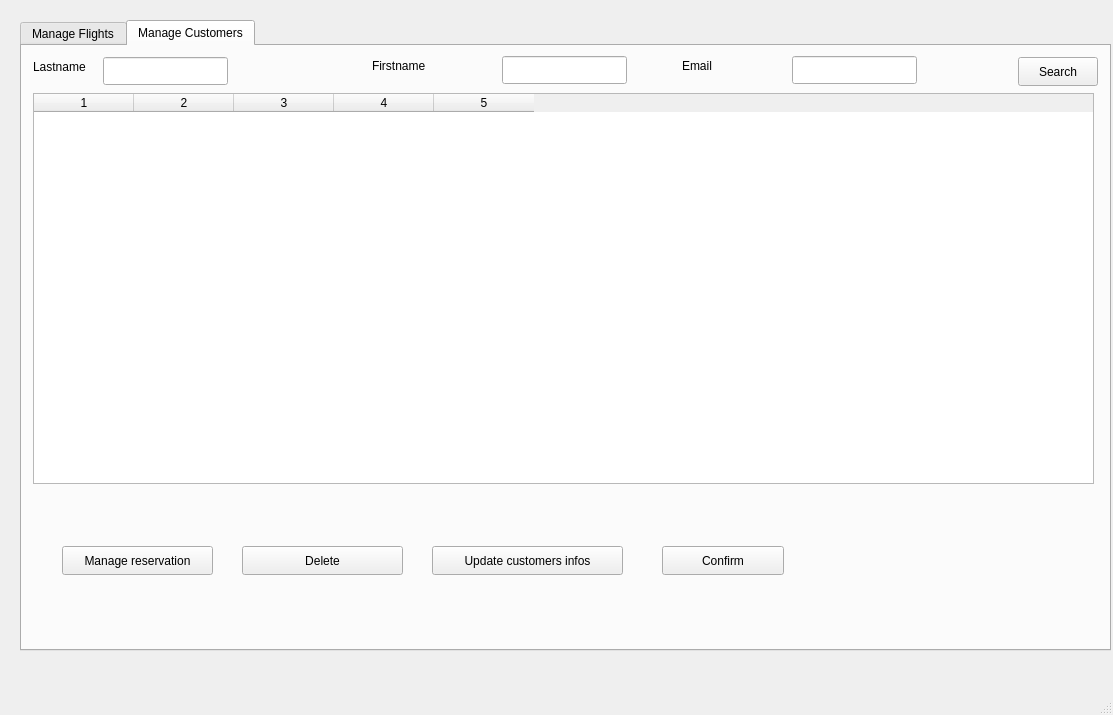
Old version of the form mainwindow.ui in the repository Amal-Igor/BookIT.
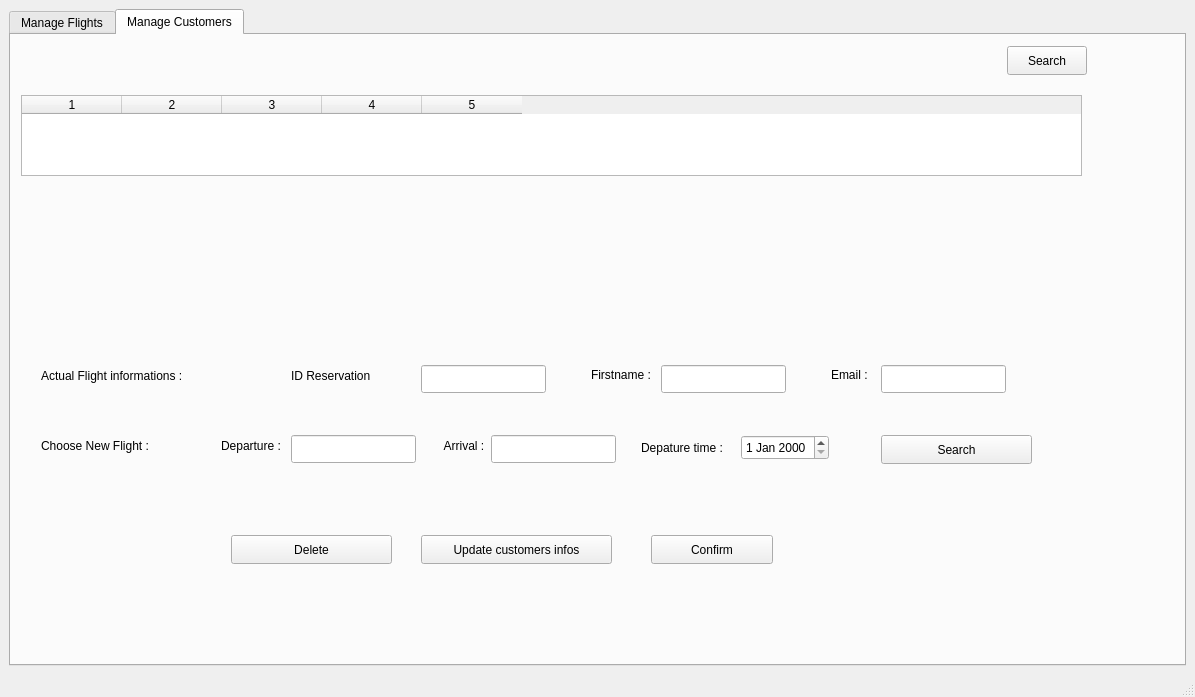
New version of the form.

The edit to the form file:
```diff
--- a/mainwindow.ui
+++ b/mainwindow.ui
@@ -6,8 +6,8 @@
    <rect>
     <x>0</x>
     <y>0</y>
-    <width>1113</width>
-    <height>715</height>
+    <width>1195</width>
+    <height>697</height>
    </rect>
   </property>
   <property name="windowTitle">
@@ -23,15 +23,9 @@
    <property name="layoutDirection">
     <enum>Qt::LeftToRight</enum>
    </property>
+   <layout class="QGridLayout" name="gridLayout_3">
+    <item row="0" column="0">
    <widget class="QTabWidget" name="tabWidget">
-    <property name="geometry">
-     <rect>
-      <x>20</x>
-      <y>20</y>
-      <width>1091</width>
-      <height>631</height>
-     </rect>
-    </property>
     <property name="sizePolicy">
      <sizepolicy hsizetype="Expanding" vsizetype="Expanding">
       <horstretch>0</horstretch>
@@ -156,14 +150,14 @@
      <widget class="QLabel" name="lbLastName">
       <property name="geometry">
        <rect>
-        <x>11</x>
-        <y>11</y>
-        <width>63</width>
-        <height>20</height>
+          <x>280</x>
+          <y>330</y>
+          <width>81</width>
+          <height>21</height>
        </rect>
       </property>
       <property name="text">
-       <string>Lastname</string>
+         <string>ID Reservation :</string>
       </property>
      </widget>
      <widget class="QPushButton" name="pbSearchCustomers">
@@ -182,8 +176,8 @@
      <widget class="QLineEdit" name="leLastName">
       <property name="geometry">
        <rect>
-        <x>81</x>
-        <y>11</y>
+          <x>410</x>
+          <y>330</y>
         <width>125</width>
         <height>28</height>
        </rect>
@@ -192,8 +186,8 @@
      <widget class="QLineEdit" name="leFirstname">
       <property name="geometry">
        <rect>
-        <x>480</x>
-        <y>10</y>
+          <x>650</x>
+          <y>330</y>
         <width>125</width>
         <height>28</height>
        </rect>
@@ -202,23 +196,23 @@
      <widget class="QLabel" name="lbFirstname">
       <property name="geometry">
        <rect>
-        <x>350</x>
-        <y>10</y>
+          <x>580</x>
+          <y>330</y>
         <width>64</width>
         <height>20</height>
        </rect>
       </property>
       <property name="text">
-       <string>Firstname</string>
+         <string>Firstname :</string>
       </property>
      </widget>
      <widget class="QTableWidget" name="tbDisplayCustomers">
       <property name="geometry">
        <rect>
-        <x>11</x>
-        <y>47</y>
+          <x>10</x>
+          <y>60</y>
         <width>1061</width>
-        <height>391</height>
+          <height>81</height>
        </rect>
       </property>
       <property name="sizePolicy">
@@ -242,8 +236,8 @@
      <widget class="QLineEdit" name="leEmail">
       <property name="geometry">
        <rect>
-        <x>770</x>
-        <y>10</y>
+          <x>870</x>
+          <y>330</y>
         <width>125</width>
         <height>28</height>
        </rect>
@@ -252,14 +246,14 @@
      <widget class="QLabel" name="lbEmail_2">
       <property name="geometry">
        <rect>
-        <x>660</x>
-        <y>10</y>
+          <x>820</x>
+          <y>330</y>
         <width>37</width>
         <height>20</height>
        </rect>
       </property>
       <property name="text">
-       <string>Email</string>
+         <string>Email :</string>
       </property>
      </widget>
      <widget class="QPushButton" name="pbInfos_2">
@@ -275,19 +269,6 @@
        <string>Update customers infos</string>
       </property>
      </widget>
-     <widget class="QPushButton" name="pbAddFlight_2">
-      <property name="geometry">
-       <rect>
-        <x>40</x>
-        <y>500</y>
-        <width>151</width>
-        <height>29</height>
-       </rect>
-      </property>
-      <property name="text">
-       <string>Manage reservation</string>
-      </property>
-     </widget>
      <widget class="QPushButton" name="pbAddFlight_3">
       <property name="geometry">
        <rect>
@@ -301,8 +282,118 @@
        <string>Delete</string>
       </property>
      </widget>
-    </widget>
-   </widget>
+       <widget class="QPushButton" name="pbMakeReservation">
+        <property name="geometry">
+         <rect>
+          <x>870</x>
+          <y>400</y>
+          <width>151</width>
+          <height>29</height>
+         </rect>
+        </property>
+        <property name="text">
+         <string>Search</string>
+        </property>
+       </widget>
+       <widget class="QLabel" name="label">
+        <property name="geometry">
+         <rect>
+          <x>30</x>
+          <y>320</y>
+          <width>141</width>
+          <height>41</height>
+         </rect>
+        </property>
+        <property name="text">
+         <string>Actual Flight informations : </string>
+        </property>
+       </widget>
+       <widget class="QLineEdit" name="leLastName_2">
+        <property name="geometry">
+         <rect>
+          <x>280</x>
+          <y>400</y>
+          <width>125</width>
+          <height>28</height>
+         </rect>
+        </property>
+       </widget>
+       <widget class="QLabel" name="lbLastName_3">
+        <property name="geometry">
+         <rect>
+          <x>210</x>
+          <y>400</y>
+          <width>81</width>
+          <height>21</height>
+         </rect>
+        </property>
+        <property name="text">
+         <string>Departure : </string>
+        </property>
+       </widget>
+       <widget class="QLabel" name="lbLastName_4">
+        <property name="geometry">
+         <rect>
+          <x>430</x>
+          <y>400</y>
+          <width>81</width>
+          <height>21</height>
+         </rect>
+        </property>
+        <property name="text">
+         <string> Arrival :</string>
+        </property>
+       </widget>
+       <widget class="QLineEdit" name="leLastName_3">
+        <property name="geometry">
+         <rect>
+          <x>480</x>
+          <y>400</y>
+          <width>125</width>
+          <height>28</height>
+         </rect>
+        </property>
+       </widget>
+       <widget class="QDateEdit" name="deDeparture_3">
+        <property name="geometry">
+         <rect>
+          <x>730</x>
+          <y>400</y>
+          <width>88</width>
+          <height>25</height>
+         </rect>
+        </property>
+       </widget>
+       <widget class="QLabel" name="lbDepartureTime_3">
+        <property name="geometry">
+         <rect>
+          <x>630</x>
+          <y>400</y>
+          <width>91</width>
+          <height>25</height>
+         </rect>
+        </property>
+        <property name="text">
+         <string>Depature time :</string>
+        </property>
+       </widget>
+       <widget class="QLabel" name="label_2">
+        <property name="geometry">
+         <rect>
+          <x>30</x>
+          <y>390</y>
+          <width>141</width>
+          <height>41</height>
+         </rect>
+        </property>
+        <property name="text">
+         <string>Choose New Flight :</string>
+        </property>
+       </widget>
+      </widget>
+     </widget>
+    </item>
+   </layout>
   </widget>
   <widget class="QMenuBar" name="menubar">
    <property name="geometry">
```
Left out of the diff: 100 changed lines with no effect on the pictures. Lines whose indentation alone changed are shown as unchanged.
